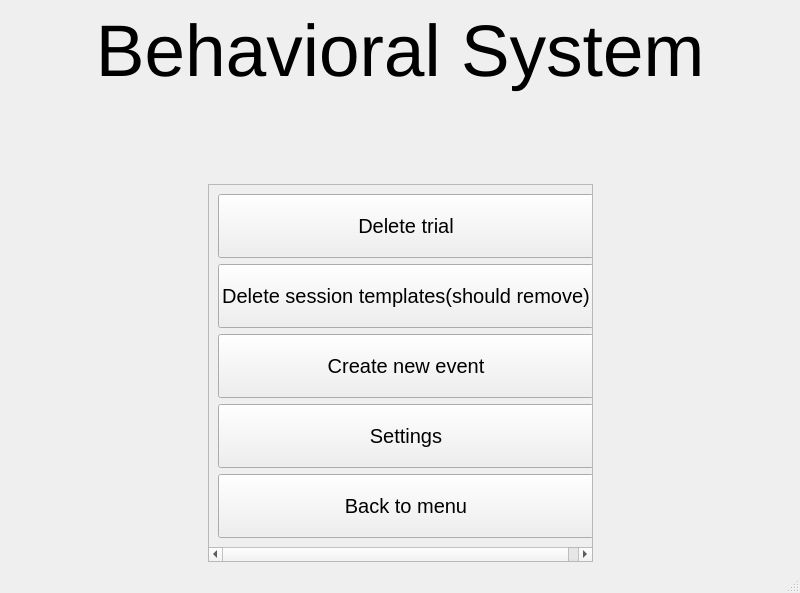
Above: UI/system_main_plus.ui from KehatSudri/Behavior_System2.0 before the change. Below: the same form after it.
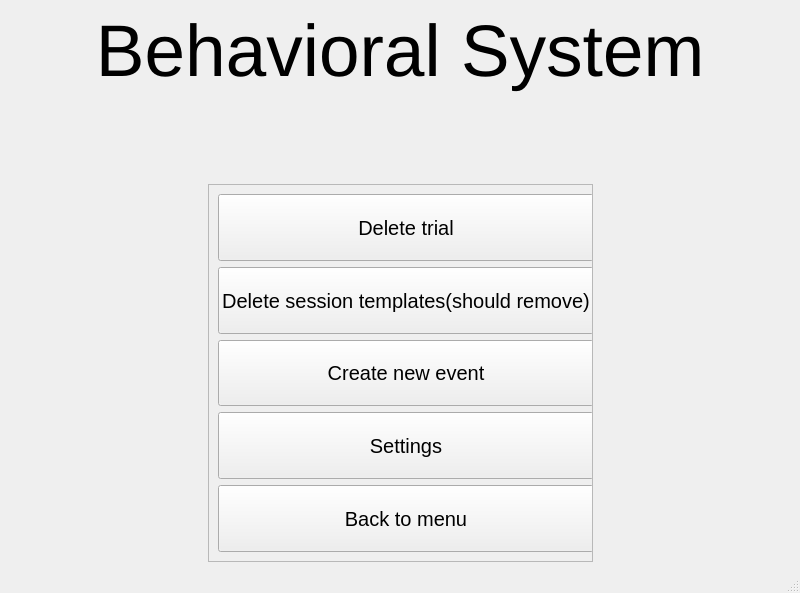
That is the form after the change.

The edit to the form file:
```diff
--- a/UI/system_main_plus.ui
+++ b/UI/system_main_plus.ui
@@ -30,6 +30,9 @@
           <pointsize>15</pointsize>
          </font>
         </property>
+        <property name="horizontalScrollBarPolicy">
+         <enum>Qt::ScrollBarAlwaysOff</enum>
+        </property>
         <property name="widgetResizable">
          <bool>true</bool>
         </property>
@@ -38,8 +41,8 @@
           <rect>
            <x>0</x>
            <y>0</y>
-           <width>375</width>
-           <height>364</height>
+           <width>388</width>
+           <height>377</height>
           </rect>
          </property>
          <layout class="QVBoxLayout" name="verticalLayout">
```
